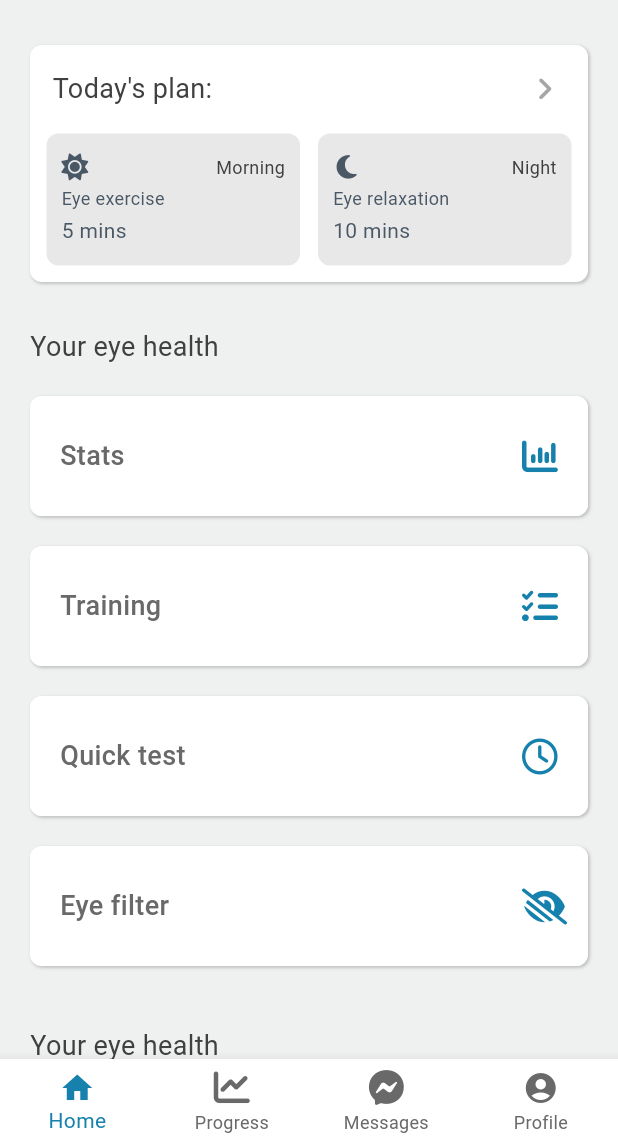
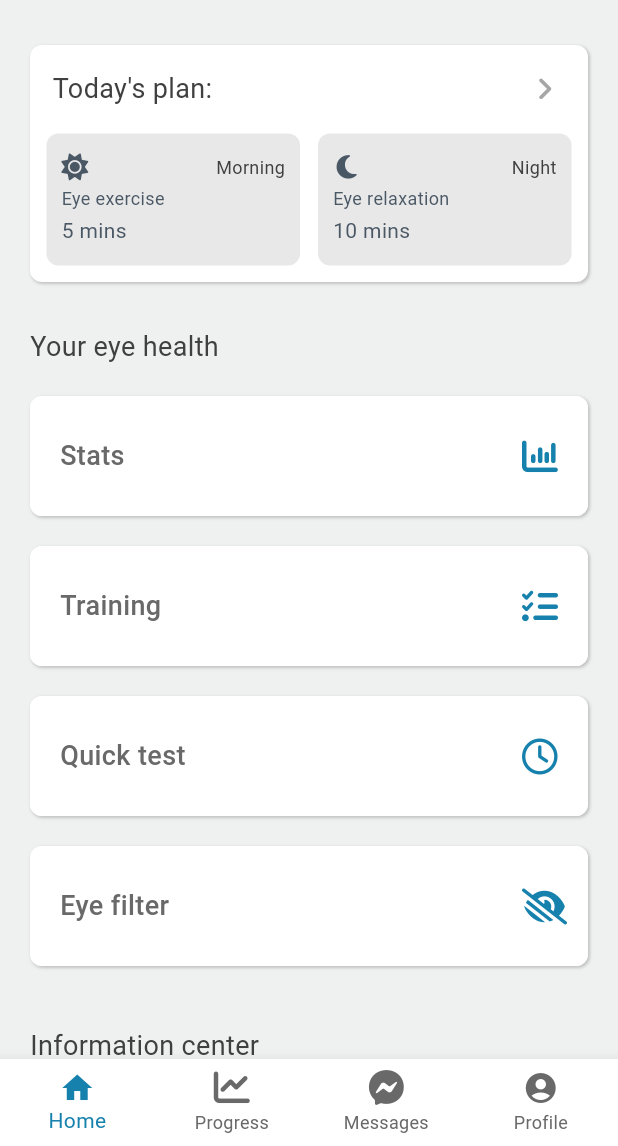
Before and after one commit to Jarwesbub/healthcare_superplatform, a Flutter app: the EyesightPageManager screen opened directly, on a phone screen of 412 x 824 dp, the part 90-1236 px from its top. Run offline on Flutter 3.47's test engine with Material 3 defaults, Android fonts, the phone set to English and light mode, and no system bars; our stand-ins replace bubble, flutter_local_notifications, flutter_svg, font_awesome_flutter, permission_handler, shared_preferences; missing offline and left inert: dialogflow_flutter_plus; accounts and stored records are empty.

Commit message:
Hotfix: wrong title text

```diff
--- a/lib/demos/eyesight_stats/pages/eyesight_home_page.dart
+++ b/lib/demos/eyesight_stats/pages/eyesight_home_page.dart
@@ -128,7 +128,10 @@ Widget infoPagesView() {
         children: [
           Padding(
             padding: const EdgeInsets.only(top: 30, bottom: 10),
-            child: Text('Your eye health', style: EyesightTextStyle().header),
+            child: Text(
+              'Information center',
+              style: EyesightTextStyle().header,
+            ),
           ),
           EyesightPageButtonWidget(
             text: 'Contact your eye doctor',
```
